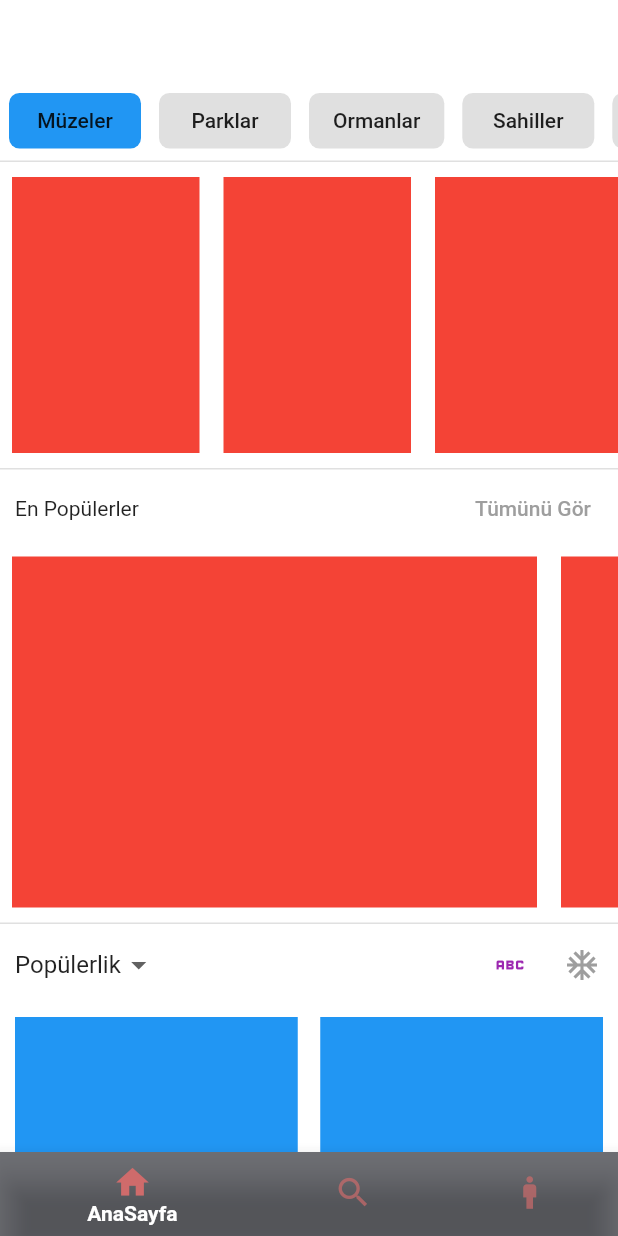
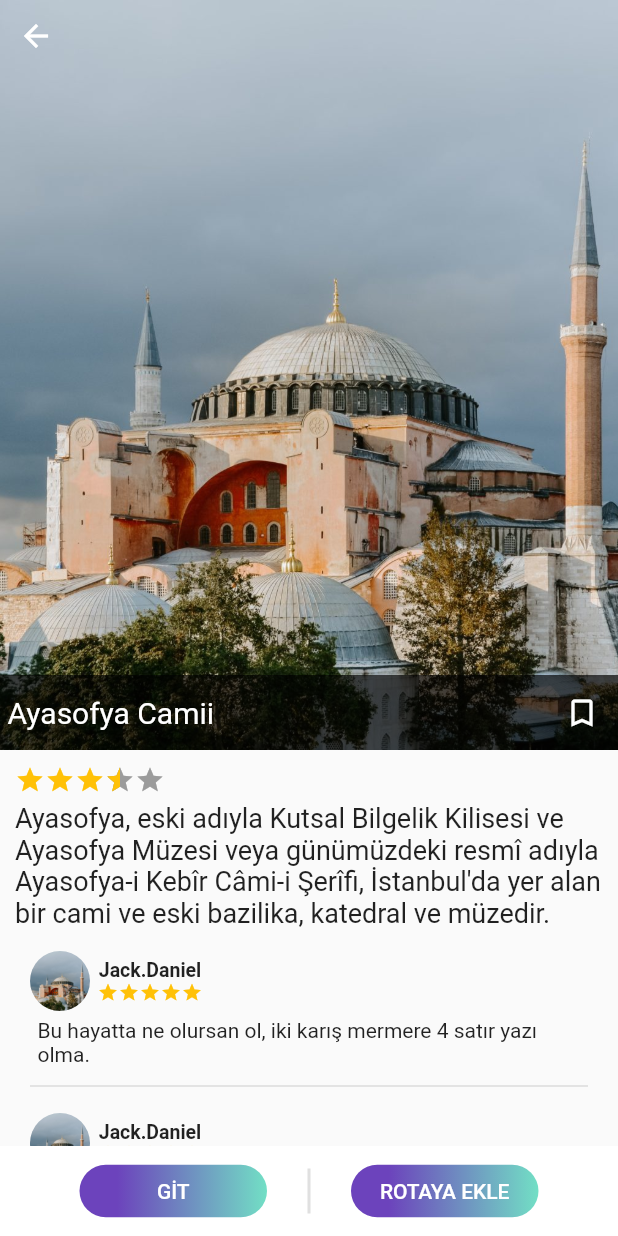
Before and after one commit to TripuMapu/tripmap, a Flutter app: the screen it shows after launch, on a phone screen of 412 x 824 dp. Run offline on Flutter 3.47's test engine with Material 2 defaults, Android fonts, the phone set to English and light mode, and no system bars; drawn by our look-alikes of flutter_rating_bar; our stand-ins replace dio, fluttertoast, shared_preferences.

Commit message:
contentscreen

```diff
--- a/lib/main.dart
+++ b/lib/main.dart
@@ -3,6 +3,7 @@ import 'package:flutter/services.dart';
 import 'package:tripmap/screens/homescreen.dart';
 import 'package:tripmap/screens/homescreen2.dart';
 import 'package:tripmap/screens/loginscreen.dart';
+import 'package:tripmap/screens/contentscreen.dart';
 
 void main() {
   WidgetsFlutterBinding.ensureInitialized();
@@ -32,7 +33,7 @@ class MyApp extends StatelessWidget {
         theme: ThemeData(
           primarySwatch: Colors.grey,
         ),
-        home: HomeScreen(),
+        home: ContentScreen(),
       ),
     );
   }
--- /dev/null
+++ b/lib/screens/contentscreen.dart
@@ -0,0 +1,239 @@
+import 'package:flutter/material.dart';
+import 'package:flutter_rating_bar/flutter_rating_bar.dart';
+
+class ContentScreen extends StatefulWidget {
+  const ContentScreen({Key? key}) : super(key: key);
+
+  @override
+  State<ContentScreen> createState() => _ContentScreenState();
+}
+
+class _ContentScreenState extends State<ContentScreen> {
+  bool isBookmarked = false;
+  @override
+  Widget build(BuildContext context) {
+    return Scaffold(
+      bottomNavigationBar: Container(
+        height: 60,
+        color: Colors.white,
+        child: Row(
+          mainAxisAlignment: MainAxisAlignment.center,
+          children: [
+            Padding(
+              padding: const EdgeInsets.only(right: 20),
+              child: Container(
+                height: 35,
+                width: 125,
+                decoration: BoxDecoration(
+                  gradient: const LinearGradient(
+                    colors: [
+                      Color(0xFF6C43BC),
+                      Color(0xFF72DFC5),
+                    ],
+                    stops: [
+                      0.2,
+                      1.0,
+                    ],
+                  ),
+                  borderRadius: BorderRadius.circular(30),
+                ),
+                child: TextButton(
+                    onPressed: () {},
+                    child: const Text(
+                      'GİT',
+                      style: TextStyle(color: Colors.white),
+                    )),
+              ),
+            ),
+            const Padding(
+              padding: EdgeInsets.symmetric(vertical: 15),
+              child: VerticalDivider(
+                thickness: 2,
+              ),
+            ),
+            Padding(
+              padding: const EdgeInsets.only(left: 20),
+              child: Container(
+                height: 35,
+                width: 125,
+                decoration: BoxDecoration(
+                  gradient: const LinearGradient(
+                    colors: [
+                      Color(0xFF6C43BC),
+                      Color(0xFF72DFC5),
+                    ],
+                    stops: [
+                      0.2,
+                      1.0,
+                    ],
+                  ),
+                  borderRadius: BorderRadius.circular(30),
+                ),
+                child: TextButton(
+                  onPressed: () {},
+                  child: const Text(
+                    'ROTAYA EKLE',
+                    style: TextStyle(color: Colors.white),
+                  ),
+                ),
+              ),
+            ),
+          ],
+        ),
+      ),
+      body: CustomScrollView(
+        slivers: [
+          SliverToBoxAdapter(
+            child: Container(
+              height: 500,
+              color: Colors.red,
+              child: Stack(
+                children: [
+                  Image.asset('png/ayasofya.jpg',
+                      height: 500, fit: BoxFit.fitHeight),
+                  Column(
+                    mainAxisAlignment: MainAxisAlignment.spaceBetween,
+                    children: [
+                      Row(
+                        mainAxisAlignment: MainAxisAlignment.start,
+                        children: [
+                          IconButton(
+                            //navigate to homepage
+                            onPressed: () {},
+                            icon: Icon(Icons.arrow_back),
+                            color: Colors.white,
+                          ),
+                        ],
+                      ),
+                      Container(
+                        height: 50,
+                        color: const Color.fromARGB(169, 0, 0, 0),
+                        child: Row(
+                          mainAxisAlignment: MainAxisAlignment.spaceBetween,
+                          children: [
+                            Column(
+                              mainAxisAlignment: MainAxisAlignment.center,
+                              children: const [
+                                Padding(
+                                  padding: EdgeInsets.symmetric(horizontal: 5),
+                                  child: Text(
+                                    'Ayasofya Camii',
+                                    style: TextStyle(
+                                        color: Colors.white, fontSize: 20),
+                                  ),
+                                ),
+                              ],
+                            ),
+                            IconButton(
+                              onPressed: () {
+                                setState(() {
+                                  if (isBookmarked == false) {
+                                    isBookmarked = true;
+                                  } else {
+                                    isBookmarked = false;
+                                  }
+                                });
+                              },
+                              icon: Icon(
+                                isBookmarked
+                                    ? Icons.bookmark
+                                    : Icons.bookmark_border,
+                                color: Colors.white,
+                              ),
+                            )
+                          ],
+                        ),
+                      )
+                    ],
+                  )
+                ],
+              ),
+            ),
+          ),
+          SliverPadding(
+            padding: const EdgeInsets.fromLTRB(10, 10, 10, 5),
+            sliver: SliverToBoxAdapter(
+              child: RatingBarIndicator(
+                rating: 3.5,
+                itemBuilder: (context, index) => const Icon(
+                  Icons.star,
+                  color: Colors.amber,
+                ),
+                itemCount: 5,
+                itemSize: 20.0,
+                direction: Axis.horizontal,
+              ),
+            ),
+          ),
+          const SliverPadding(
+            padding: EdgeInsets.fromLTRB(10, 0, 10, 10),
+            sliver: SliverToBoxAdapter(
+              child: Text(
+                "Ayasofya, eski adıyla Kutsal Bilgelik Kilisesi ve Ayasofya Müzesi veya günümüzdeki resmî adıyla Ayasofya-i Kebîr Câmi-i Şerîfi, İstanbul'da yer alan bir cami ve eski bazilika, katedral ve müzedir.",
+                style: TextStyle(fontSize: 18),
+              ), //Databaseden yazı gelecek.
+            ),
+          ),
+          SliverList(
+            delegate:
+                SliverChildBuilderDelegate(childCount: 3, (context, index) {
+              return Padding(
+                padding: const EdgeInsets.fromLTRB(20, 5, 20, 5),
+                child: Column(
+                  children: [
+                    Row(
+                      children: [
+                        ClipRRect(
+                          borderRadius: BorderRadius.circular(100),
+                          child: Container(
+                            height: 40,
+                            width: 40,
+                            child: Image.asset(
+                              'png/ayasofya.jpg',
+                              fit: BoxFit.fitHeight,
+                            ),
+                          ),
+                        ),
+                        Padding(
+                          padding: const EdgeInsets.only(left: 5),
+                          child: Column(
+                            children: [
+                              const Text(
+                                'Jack.Daniel',
+                                style: TextStyle(
+                                    fontSize: 13, fontWeight: FontWeight.bold),
+                              ),
+                              RatingBarIndicator(
+                                rating: 5.0,
+                                itemBuilder: (context, index) => const Icon(
+                                  Icons.star,
+                                  color: Colors.amber,
+                                ),
+                                itemCount: 5,
+                                itemSize: 14.0,
+                                direction: Axis.horizontal,
+                              ),
+                            ],
+                          ),
+                        )
+                      ],
+                    ),
+                    const Padding(
+                      padding: EdgeInsets.all(5),
+                      child: Text(
+                          'Bu hayatta ne olursan ol, iki karış mermere 4 satır yazı olma.'),
+                    ),
+                    const Divider(
+                      //List length-1 çizgi atılacak
+                      thickness: 1,
+                    )
+                  ],
+                ),
+              );
+            }),
+          ),
+        ],
+      ),
+    );
+  }
+}
--- a/pubspec.yaml
+++ b/pubspec.yaml
@@ -32,6 +32,7 @@ dependencies:
   fluttertoast:
   shared_preferences:
   dio:
+  flutter_rating_bar: ^4.0.1
 
 
   # The following adds the Cupertino Icons font to your application.
@@ -57,6 +58,7 @@ flutter:
   assets:
     - png/Login_Logo.png
     - png/DuzLogo.PNG
+    - png/ayasofya.jpg
   # The following line ensures that the Material Icons font is
   # included with your application, so that you can use the icons in
   # the material Icons class.
```
Also changed, not shown: png/ayasofya.jpg (added), pubspec.lock.
